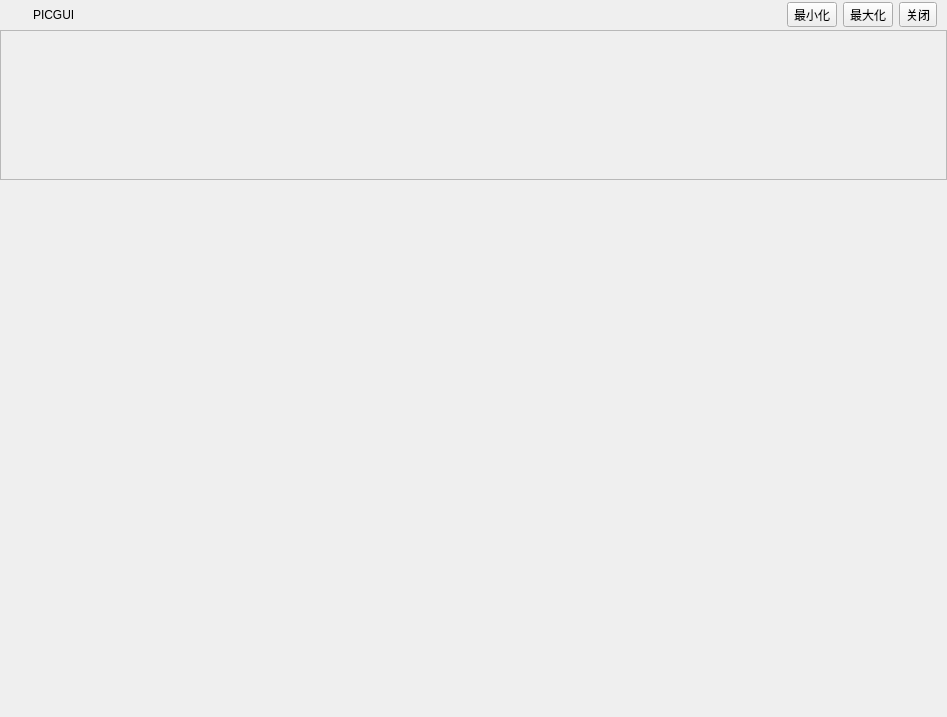
First picture: the form in src/Gui/MainWindowDef.ui, repository BeQuiet1228/FreeCAD, before the edit.
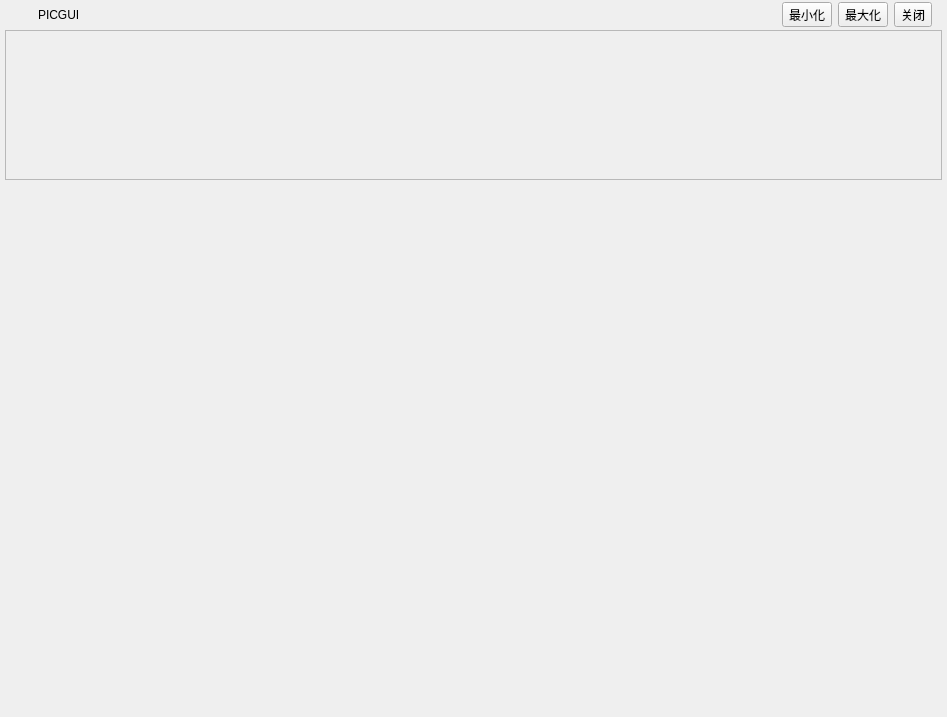
Second picture: the form after the edit. Icons and pictures are not drawn. Custom widgets are drawn as their Qt base class.

Commit message: 修改选项卡布局，方便写qss

Diff of the .ui file:
```diff
--- a/src/Gui/MainWindowDef.ui
+++ b/src/Gui/MainWindowDef.ui
@@ -18,16 +18,16 @@
     <number>0</number>
    </property>
    <property name="leftMargin">
-    <number>0</number>
+    <number>5</number>
    </property>
    <property name="topMargin">
     <number>0</number>
    </property>
    <property name="rightMargin">
-    <number>0</number>
+    <number>5</number>
    </property>
    <property name="bottomMargin">
-    <number>0</number>
+    <number>5</number>
    </property>
    <item>
     <widget class="TitleBar" name="titleBar" native="true">
@@ -154,7 +154,17 @@
      <property name="frameShadow">
       <enum>QFrame::Raised</enum>
      </property>
-     <layout class="QVBoxLayout" name="verticalLayout_3"/>
+     <layout class="QVBoxLayout" name="verticalLayout_3">
+      <property name="leftMargin">
+       <number>0</number>
+      </property>
+      <property name="rightMargin">
+       <number>0</number>
+      </property>
+      <property name="bottomMargin">
+       <number>0</number>
+      </property>
+     </layout>
     </widget>
    </item>
    <item>
```
The commit also changes 6 other files.
